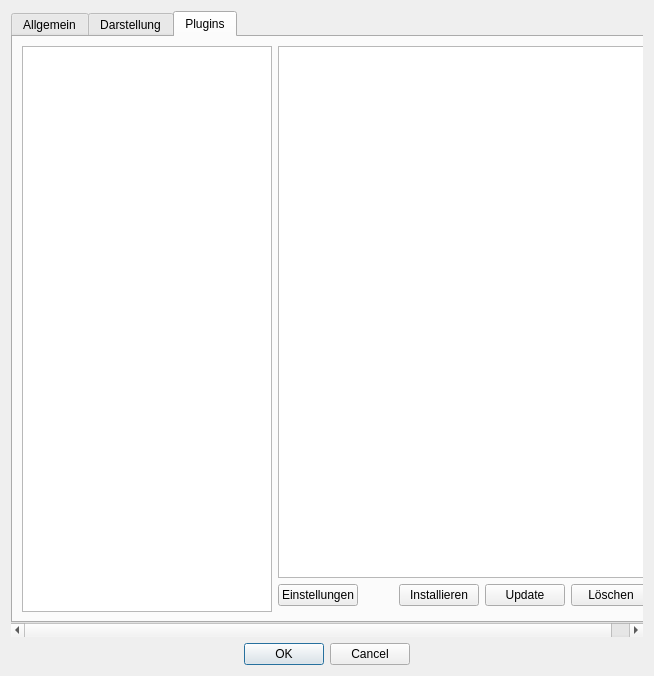
Old version of the form designer/Einstellungen.ui in the repository Aeolitus/Sephrasto.
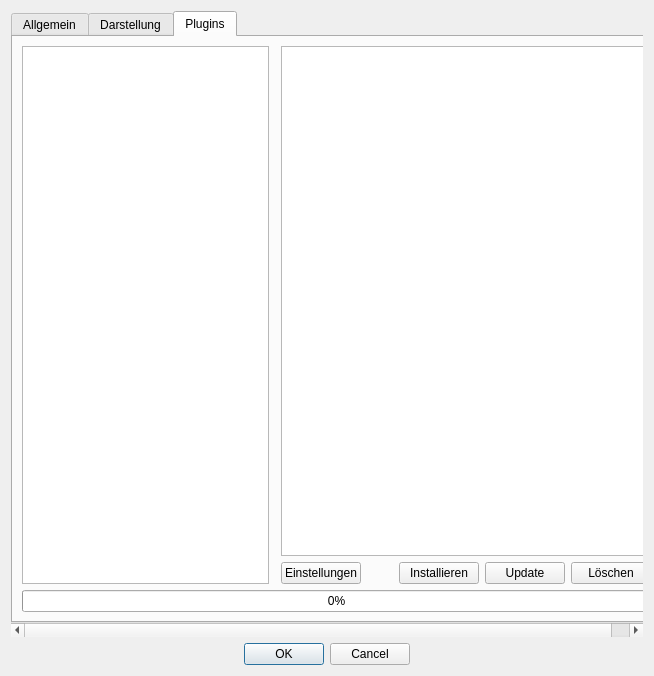
New version of the form. The open tabs and pages were chosen to show the change.

Commit message: plugin manager: add download progressbar

The edit to the form file:
```diff
--- a/designer/Einstellungen.ui
+++ b/designer/Einstellungen.ui
@@ -68,7 +68,7 @@
        <item>
         <widget class="QTabWidget" name="tabWidget">
          <property name="currentIndex">
-          <number>0</number>
+          <number>2</number>
          </property>
          <widget class="QWidget" name="tab">
           <attribute name="title">
@@ -878,11 +878,24 @@
            <string>Plugins</string>
           </attribute>
           <layout class="QGridLayout" name="gridLayout_6">
-           <item row="0" column="2">
-            <widget class="QTextBrowser" name="tbPluginInfo"/>
+           <item row="1" column="0" rowspan="2">
+            <widget class="QTableWidget" name="tablePlugins">
+             <property name="editTriggers">
+              <set>QAbstractItemView::NoEditTriggers</set>
+             </property>
+             <property name="alternatingRowColors">
+              <bool>true</bool>
+             </property>
+             <property name="selectionMode">
+              <enum>QAbstractItemView::SingleSelection</enum>
+             </property>
+             <property name="selectionBehavior">
+              <enum>QAbstractItemView::SelectRows</enum>
+             </property>
+            </widget>
            </item>
-           <item row="1" column="2">
-            <layout class="QHBoxLayout" name="horizontalLayout_4">
+           <item row="2" column="2">
+            <layout class="QHBoxLayout" name="layoutPluginButtons">
              <item>
               <widget class="QPushButton" name="buttonSettings">
                <property name="text">
@@ -929,20 +942,17 @@
              </item>
             </layout>
            </item>
-           <item row="0" column="0" rowspan="3">
-            <widget class="QTableWidget" name="tablePlugins">
-             <property name="editTriggers">
-              <set>QAbstractItemView::NoEditTriggers</set>
+           <item row="1" column="2">
+            <widget class="QTextBrowser" name="tbPluginInfo"/>
+           </item>
+           <item row="3" column="0" colspan="3">
+            <widget class="QProgressBar" name="progressBar">
+             <property name="value">
+              <number>0</number>
              </property>
-             <property name="alternatingRowColors">
+             <property name="textVisible">
               <bool>true</bool>
              </property>
-             <property name="selectionMode">
-              <enum>QAbstractItemView::SingleSelection</enum>
-             </property>
-             <property name="selectionBehavior">
-              <enum>QAbstractItemView::SelectRows</enum>
-             </property>
             </widget>
            </item>
           </layout>
@@ -953,7 +963,7 @@
      </widget>
     </widget>
    </item>
-   <item row="1" column="0">
+   <item row="2" column="0">
     <widget class="QDialogButtonBox" name="buttonBox">
      <property name="orientation">
       <enum>Qt::Horizontal</enum>
```
The commit also changes 3 other files.
